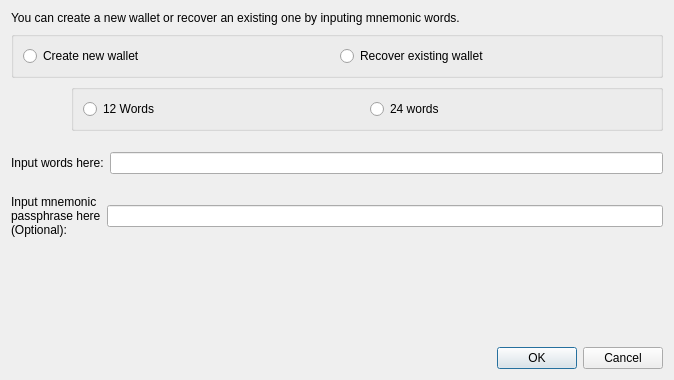
This is src/qt/forms/recover.ui in firoorg/firo as Qt 5 draws it before an edit. The edited form follows.
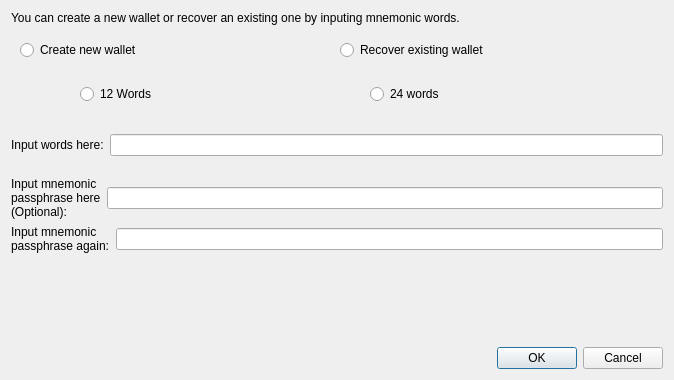
This is the edited form.

What changed in the file:
```diff
--- a/src/qt/forms/recover.ui
+++ b/src/qt/forms/recover.ui
@@ -25,7 +25,15 @@
     </widget>
    </item>
 <item>
- <widget class="QGroupBox" name="createorrecover">
+ <widget class="QFrame" name="createorrecover">
+  <property name="geometry">
+   <rect>
+    <x>0</x>
+    <y>0</y>
+    <width>500</width>
+    <height>30</height>
+   </rect>
+  </property>
   <layout class="QHBoxLayout" name="horizontalLayout">
    <item>
     <widget class="QRadioButton" name="createNew">
@@ -69,7 +77,7 @@
       </spacer>
      </item>
      <item>
-     <widget class="QGroupBox" name="numberofwords">
+     <widget class="QFrame" name="numberofwords">
      <layout class="QHBoxLayout" name="horizontalLayout1">
      <item>
       <widget class="QRadioButton" name="use12">
@@ -158,6 +166,27 @@
     </item>
    </layout>
  </item>
+    <item>
+     <layout class="QHBoxLayout" name="horizontalLayout4">
+      <item>
+       <widget class="QLabel" name="textLabel4">
+        <property name="text">
+         <string>Input mnemonic passphrase again:</string>
+        </property>
+        <property name="wordWrap">
+         <bool>true</bool>
+        </property>
+       </widget>
+      </item>
+      <item>
+       <widget class="QLineEdit" name="mnemonicPassPhrase2">
+        <property name="echoMode">
+         <enum>QLineEdit::Password</enum>
+        </property>
+       </widget>
+      </item>
+     </layout>
+    </item>
     <item>
      <widget class="QLabel" name="errorMessage">
       <property name="text">
```
